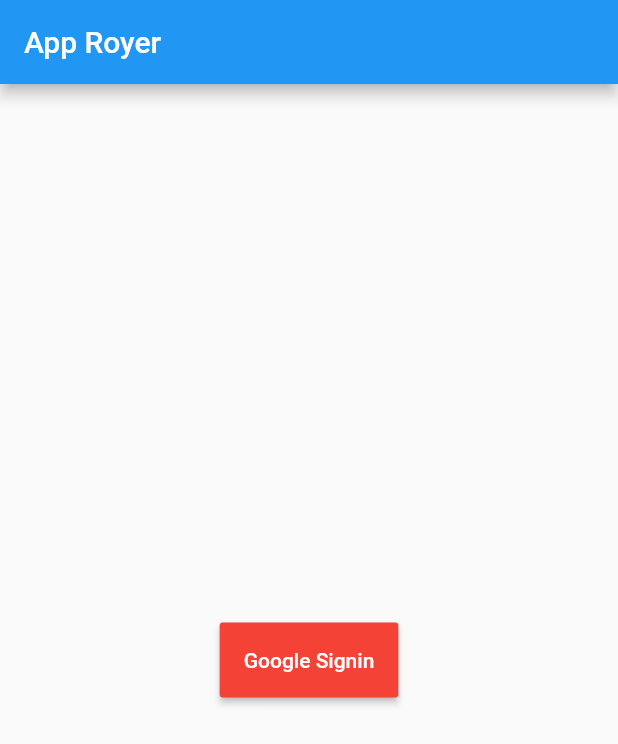
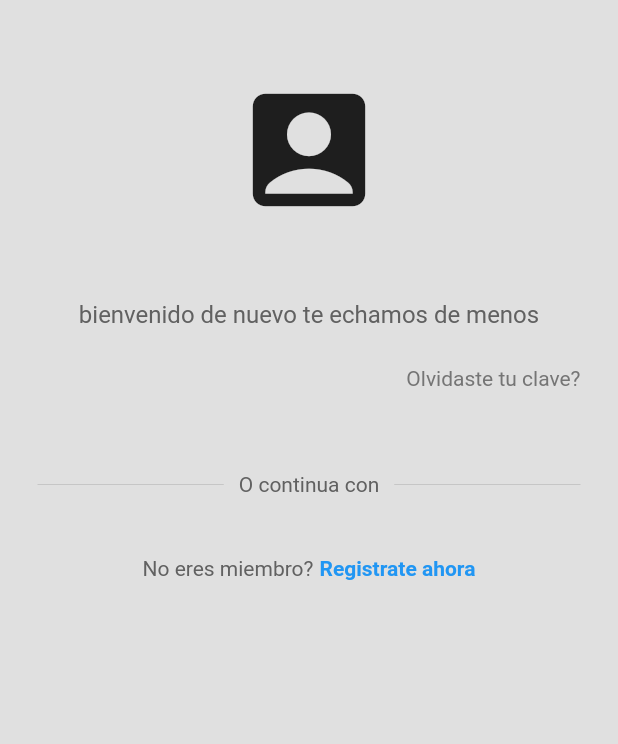
Before and after one commit to GrandaCoder/HyperApp, a Flutter app: the screen it shows after launch, on a phone screen of 412 x 824 dp. Shown: the top 744 px of the screen. Run offline on Flutter 3.47's test engine with Material 2 defaults, Android fonts, the light colour scheme and no system bars; our stand-ins replace google_sign_in, video_player; missing offline and left inert: loading.

Commit message:
Agrego pagina de login para ser pasada al principal manualmente

```diff
--- a/lib/main.dart
+++ b/lib/main.dart
@@ -1,7 +1,5 @@
 import 'package:flutter/material.dart';
-import 'package:practica_flutter/screens/pageInicioSesion.dart';
-
-
+import 'package:practica_flutter/screens/login_page.dart';
 
 void main() {
   runApp(const MyApp());
@@ -18,7 +16,7 @@
       theme: ThemeData(
         primarySwatch: Colors.blue,
       ),
-      home: LoginIn(),
+      home: LoginPage(),
     );
   }
 }
--- /dev/null
+++ b/lib/screens/login_page.dart
@@ -0,0 +1,130 @@
+import 'package:flutter/material.dart';
+
+class LoginPage extends StatefulWidget {
+  LoginPage({super.key});
+
+  @override
+  State<LoginPage> createState() => _LoginPageState();
+}
+
+class _LoginPageState extends State<LoginPage> {
+  // text editing controllers
+
+  final emailController = TextEditingController();
+
+  final passwordController = TextEditingController();
+
+  //sing user in method
+  void singUserIn() async {
+    showDialog(
+      context: context,
+      builder: (context) {
+        return const Center(
+          child: CircularProgressIndicator(),
+        );
+      },
+    );
+
+    Navigator.pop(context);
+  }
+
+  @override
+  Widget build(BuildContext context) {
+    return Scaffold(
+      backgroundColor: Colors.grey[300],
+      body: SafeArea(
+        child: Center(
+          child: Column(
+            children: [
+              const SizedBox(height: 50),
+
+              //logo
+              const Icon(
+                Icons.account_box,
+                size: 100,
+              ),
+
+              const SizedBox(height: 50),
+
+              // bienbenido de nuevo
+              Text(
+                'bienvenido de nuevo\ te echamos de menos',
+                style: TextStyle(
+                  color: Colors.grey[700],
+                  fontSize: 16,
+                ),
+              ),
+
+              const SizedBox(height: 25),
+
+              // forgot password
+              Padding(
+                padding: const EdgeInsets.symmetric(horizontal: 25.0),
+                child: Row(
+                  mainAxisAlignment: MainAxisAlignment.end,
+                  children: [
+                    Text(
+                      'Olvidaste tu clave?',
+                      style: TextStyle(color: Colors.grey[600]),
+                    )
+                  ],
+                ),
+              ),
+
+              const SizedBox(height: 25),
+
+              const SizedBox(height: 30),
+
+              //continua con..
+              Padding(
+                padding: const EdgeInsets.symmetric(horizontal: 25.0),
+                child: Row(
+                  children: [
+                    Expanded(
+                      child: Divider(
+                        thickness: 0.5,
+                        color: Colors.grey[400],
+                      ),
+                    ),
+                    Padding(
+                      padding: const EdgeInsets.symmetric(horizontal: 10.0),
+                      child: Text(
+                        'O continua con',
+                        style: TextStyle(color: Colors.grey[700]),
+                      ),
+                    ),
+                    Expanded(
+                      child: Divider(
+                        thickness: 0.5,
+                        color: Colors.grey[400],
+                      ),
+                    )
+                  ],
+                ),
+              ),
+
+              const SizedBox(height: 20),
+
+              const SizedBox(height: 20),
+
+              //not a member
+
+              Row(mainAxisAlignment: MainAxisAlignment.center, children: [
+                Text(
+                  'No eres miembro?',
+                  style: TextStyle(color: Colors.grey[700]),
+                ),
+                const SizedBox(width: 4),
+                const Text(
+                  'Registrate ahora',
+                  style: TextStyle(
+                      color: Colors.blue, fontWeight: FontWeight.bold),
+                ),
+              ])
+            ],
+          ),
+        ),
+      ),
+    );
+  }
+}
```
